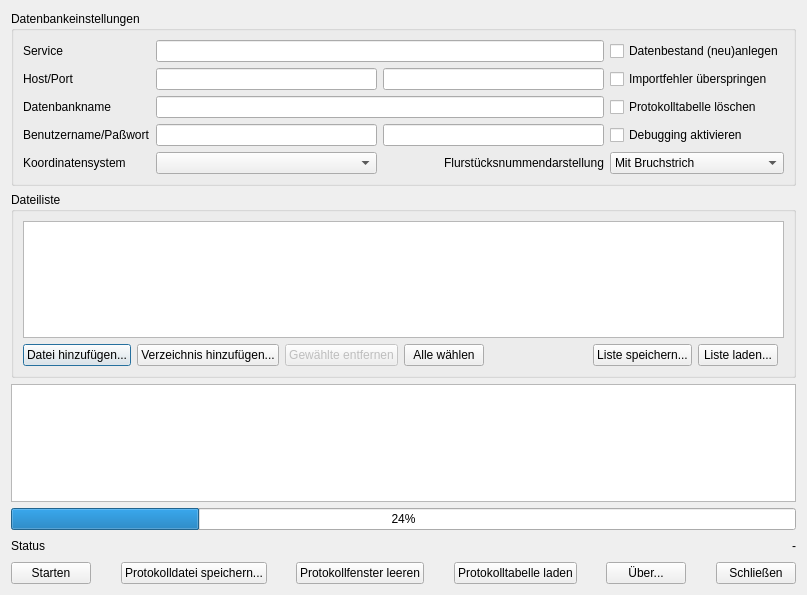
Above: alkisImportDlg.ui from norBIT/alkisimport before the change. Below: the same form after it.
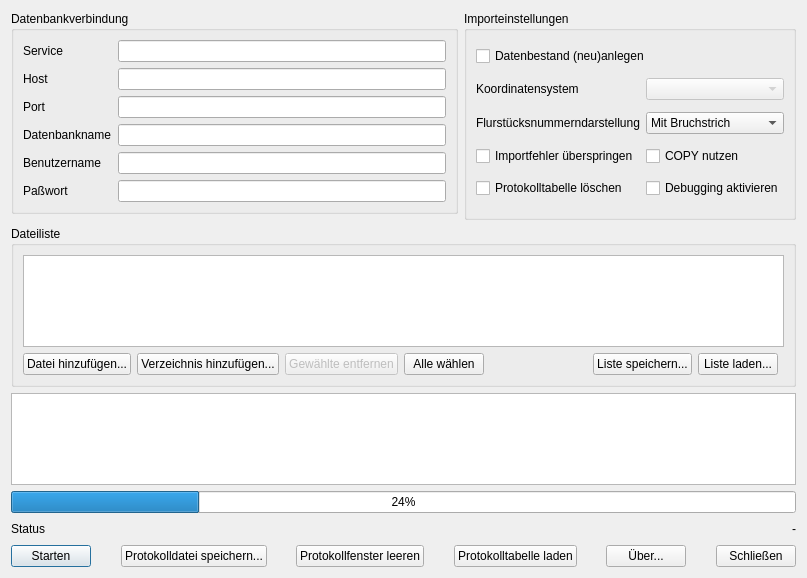
That is the form after the change.

Commit message: alkisImport.py: Optional mit "--config PG_USE_COPY YES" importieren

Patch:
```diff
--- a/alkisImportDlg.ui
+++ b/alkisImportDlg.ui
@@ -7,142 +7,24 @@
     <x>0</x>
     <y>0</y>
     <width>807</width>
-    <height>595</height>
+    <height>578</height>
    </rect>
   </property>
   <property name="windowTitle">
    <string>ALKIS-Import</string>
   </property>
   <layout class="QGridLayout" name="gridLayout">
-   <item row="3" column="0">
-    <widget class="QGroupBox" name="groupBox_2">
-     <property name="title">
-      <string>Dateiliste</string>
-     </property>
-     <layout class="QGridLayout" name="gridLayout_3">
-      <item row="0" column="0" rowspan="2" colspan="2">
-       <widget class="QListWidget" name="lstFiles">
-        <property name="selectionMode">
-         <enum>QAbstractItemView::ExtendedSelection</enum>
-        </property>
-       </widget>
-      </item>
-      <item row="2" column="0">
-       <layout class="QHBoxLayout" name="horizontalLayout_4">
-        <item>
-         <widget class="QPushButton" name="pbAdd">
-          <property name="text">
-           <string>Datei hinzufügen...</string>
-          </property>
-         </widget>
-        </item>
-        <item>
-         <widget class="QPushButton" name="pbAddDir">
-          <property name="text">
-           <string>Verzeichnis hinzufügen...</string>
-          </property>
-         </widget>
-        </item>
-        <item>
-         <widget class="QPushButton" name="pbRemove">
-          <property name="enabled">
-           <bool>false</bool>
-          </property>
-          <property name="text">
-           <string>Gewählte entfernen</string>
-          </property>
-         </widget>
-        </item>
-        <item>
-         <widget class="QPushButton" name="pbSelectAll">
-          <property name="enabled">
-           <bool>true</bool>
-          </property>
-          <property name="text">
-           <string>Alle wählen</string>
-          </property>
-         </widget>
-        </item>
-        <item>
-         <spacer name="horizontalSpacer_5">
-          <property name="orientation">
-           <enum>Qt::Horizontal</enum>
-          </property>
-          <property name="sizeHint" stdset="0">
-           <size>
-            <width>40</width>
-            <height>20</height>
-           </size>
-          </property>
-         </spacer>
-        </item>
-        <item>
-         <widget class="QPushButton" name="pbSave">
-          <property name="text">
-           <string>Liste speichern...</string>
-          </property>
-         </widget>
-        </item>
-        <item>
-         <widget class="QPushButton" name="pbLoad">
-          <property name="text">
-           <string>Liste laden...</string>
-          </property>
-         </widget>
-        </item>
-       </layout>
-      </item>
-     </layout>
-    </widget>
-   </item>
-   <item row="12" column="0">
+   <item row="12" column="0" colspan="2">
     <widget class="QListWidget" name="lwProtocol"/>
    </item>
-   <item row="13" column="0">
+   <item row="13" column="0" colspan="2">
     <widget class="QProgressBar" name="pbProgress">
      <property name="value">
       <number>24</number>
      </property>
     </widget>
    </item>
-   <item row="14" column="0">
-    <layout class="QHBoxLayout" name="horizontalLayout_3">
-     <item>
-      <widget class="QLabel" name="leStatus">
-       <property name="text">
-        <string>Status</string>
-       </property>
-      </widget>
-     </item>
-     <item>
-      <spacer name="horizontalSpacer_3">
-       <property name="orientation">
-        <enum>Qt::Horizontal</enum>
-       </property>
-       <property name="sizeHint" stdset="0">
-        <size>
-         <width>40</width>
-         <height>20</height>
-        </size>
-       </property>
-      </spacer>
-     </item>
-     <item>
-      <widget class="QLabel" name="alive">
-       <property name="layoutDirection">
-        <enum>Qt::LeftToRight</enum>
-       </property>
-       <property name="text">
-        <string>-</string>
-       </property>
-       <property name="alignment">
-        <set>Qt::AlignRight|Qt::AlignTrailing|Qt::AlignVCenter</set>
-       </property>
-      </widget>
-     </item>
-    </layout>
-   </item>
-   <item row="16" column="0">
+   <item row="16" column="0" colspan="2">
     <layout class="QHBoxLayout" name="horizontalLayout">
      <item>
       <widget class="QPushButton" name="pbStart">
@@ -253,26 +135,92 @@
      </item>
     </layout>
    </item>
-   <item row="0" column="0" rowspan="2">
+   <item row="0" column="1" rowspan="2">
     <widget class="QGroupBox" name="groupBox">
      <property name="title">
-      <string>Datenbankeinstellungen</string>
+      <string>Importeinstellungen</string>
      </property>
      <layout class="QGridLayout" name="gridLayout_2">
+      <item row="2" column="0">
+       <widget class="QLabel" name="label_8">
+        <property name="text">
+         <string>Flurstücksnummerndarstellung</string>
+        </property>
+       </widget>
+      </item>
+      <item row="1" column="1">
+       <widget class="QComboBox" name="cbEPSG">
+        <property name="enabled">
+         <bool>false</bool>
+        </property>
+       </widget>
+      </item>
+      <item row="5" column="1">
+       <widget class="QCheckBox" name="cbxUseCopy">
+        <property name="text">
+         <string>COPY nutzen</string>
+        </property>
+       </widget>
+      </item>
+      <item row="8" column="0">
+       <widget class="QCheckBox" name="cbxClearProtocol">
+        <property name="text">
+         <string>Protokolltabelle löschen</string>
+        </property>
+       </widget>
+      </item>
+      <item row="5" column="0">
+       <widget class="QCheckBox" name="cbxSkipFailures">
+        <property name="text">
+         <string>Importfehler überspringen</string>
+        </property>
+       </widget>
+      </item>
       <item row="8" column="1">
-       <widget class="QComboBox" name="cbEPSG"/>
-      </item>
-      <item row="2" column="0">
-       <widget class="QLabel" name="label_7">
+       <widget class="QCheckBox" name="cbxDebug">
         <property name="text">
-         <string>Host/Port</string>
-        </property>
-        <property name="buddy">
-         <cstring>leHOST</cstring>
+         <string>Debugging aktivieren</string>
         </property>
        </widget>
       </item>
       <item row="1" column="0">
+       <widget class="QLabel" name="label_5">
+        <property name="text">
+         <string>Koordinatensystem</string>
+        </property>
+       </widget>
+      </item>
+      <item row="2" column="1">
+       <widget class="QComboBox" name="cbFnbruch">
+        <item>
+         <property name="text">
+          <string>Mit Bruchstrich</string>
+         </property>
+        </item>
+        <item>
+         <property name="text">
+          <string>Mit Schrägstrich</string>
+         </property>
+        </item>
+       </widget>
+      </item>
+      <item row="0" column="0" colspan="2">
+       <widget class="QCheckBox" name="cbxCreate">
+        <property name="text">
+         <string>Datenbestand (neu)anlegen</string>
+        </property>
+       </widget>
+      </item>
+     </layout>
+    </widget>
+   </item>
+   <item row="0" column="0">
+    <widget class="QGroupBox" name="groupBox_3">
+     <property name="title">
+      <string>Datenbankverbindung</string>
+     </property>
+     <layout class="QFormLayout" name="formLayout">
+      <item row="0" column="0">
        <widget class="QLabel" name="label_6">
         <property name="text">
          <string>Service</string>
@@ -282,31 +230,43 @@
         </property>
        </widget>
       </item>
-      <item row="2" column="1">
+      <item row="0" column="1">
+       <widget class="QLineEdit" name="leSERVICE"/>
+      </item>
+      <item row="1" column="0">
+       <widget class="QLabel" name="label_7">
+        <property name="text">
+         <string>Host</string>
+        </property>
+        <property name="buddy">
+         <cstring>leHOST</cstring>
+        </property>
+       </widget>
+      </item>
+      <item row="1" column="1">
        <widget class="QLineEdit" name="leHOST">
         <property name="text">
          <string/>
         </property>
        </widget>
       </item>
-      <item row="1" column="4">
-       <widget class="QCheckBox" name="cbxCreate">
+      <item row="2" column="0">
+       <widget class="QLabel" name="label_9">
         <property name="text">
-         <string>Datenbestand (neu)anlegen</string>
+         <string>Port</string>
         </property>
-       </widget>
-      </item>
-      <item row="2" column="4">
-       <widget class="QCheckBox" name="cbxSkipFailures">
-        <property name="text">
-         <string>Importfehler überspringen</string>
+        <property name="buddy">
+         <cstring>leHOST</cstring>
         </property>
        </widget>
       </item>
-      <item row="3" column="4">
-       <widget class="QCheckBox" name="cbxClearProtocol">
+      <item row="2" column="1">
+       <widget class="QLineEdit" name="lePORT">
+        <property name="inputMask">
+         <string>99999; </string>
+        </property>
         <property name="text">
-         <string>Protokolltabelle löschen</string>
+         <string/>
         </property>
        </widget>
       </item>
@@ -320,24 +280,37 @@
         </property>
        </widget>
       </item>
-      <item row="5" column="0">
+      <item row="3" column="1">
+       <widget class="QLineEdit" name="leDBNAME"/>
+      </item>
+      <item row="4" column="0">
        <widget class="QLabel" name="label_2">
         <property name="text">
-         <string>Benutzername/Paßwort</string>
+         <string>Benutzername</string>
         </property>
         <property name="buddy">
          <cstring>leUID</cstring>
         </property>
        </widget>
       </item>
-      <item row="5" column="1">
+      <item row="4" column="1">
        <widget class="QLineEdit" name="leUID">
         <property name="text">
          <string/>
         </property>
        </widget>
       </item>
-      <item row="5" column="2">
+      <item row="5" column="0">
+       <widget class="QLabel" name="label_3">
+        <property name="text">
+         <string>Paßwort</string>
+        </property>
+        <property name="buddy">
+         <cstring>leUID</cstring>
+        </property>
+       </widget>
+      </item>
+      <item row="5" column="1">
        <widget class="QLineEdit" name="lePWD">
         <property name="text">
          <string/>
@@ -347,62 +320,126 @@
         </property>
        </widget>
       </item>
-      <item row="3" column="1" colspan="2">
-       <widget class="QLineEdit" name="leDBNAME"/>
-      </item>
-      <item row="2" column="2">
-       <widget class="QLineEdit" name="lePORT">
-        <property name="inputMask">
-         <string>99999; </string>
-        </property>
+     </layout>
+    </widget>
+   </item>
+   <item row="3" column="0" colspan="2">
+    <widget class="QGroupBox" name="groupBox_2">
+     <property name="title">
+      <string>Dateiliste</string>
+     </property>
+     <layout class="QGridLayout" name="gridLayout_3">
+      <item row="0" column="0" rowspan="2" colspan="2">
+       <widget class="QListWidget" name="lstFiles">
+        <property name="selectionMode">
+         <enum>QAbstractItemView::ExtendedSelection</enum>
+        </property>
+       </widget>
+      </item>
+      <item row="2" column="0">
+       <layout class="QHBoxLayout" name="horizontalLayout_4">
+        <item>
+         <widget class="QPushButton" name="pbAdd">
         <property name="text">
-         <string/>
+           <string>Datei hinzufügen...</string>
         </property>
        </widget>
       </item>
-      <item row="1" column="1" colspan="2">
-       <widget class="QLineEdit" name="leSERVICE"/>
-      </item>
-      <item row="8" column="0">
-       <widget class="QLabel" name="label_5">
+        <item>
+         <widget class="QPushButton" name="pbAddDir">
+          <property name="text">
+           <string>Verzeichnis hinzufügen...</string>
+          </property>
+         </widget>
+        </item>
+        <item>
+         <widget class="QPushButton" name="pbRemove">
+          <property name="enabled">
+           <bool>false</bool>
+          </property>
         <property name="text">
-         <string>Koordinatensystem</string>
+           <string>Gewählte entfernen</string>
         </property>
        </widget>
       </item>
-      <item row="5" column="4">
-       <widget class="QCheckBox" name="cbxDebug">
+        <item>
+         <widget class="QPushButton" name="pbSelectAll">
+          <property name="enabled">
+           <bool>true</bool>
+          </property>
         <property name="text">
-         <string>Debugging aktivieren</string>
+           <string>Alle wählen</string>
         </property>
        </widget>
       </item>
-      <item row="8" column="2">
-       <widget class="QLabel" name="label_8">
+        <item>
+         <spacer name="horizontalSpacer_5">
+          <property name="orientation">
+           <enum>Qt::Horizontal</enum>
+          </property>
+          <property name="sizeHint" stdset="0">
+           <size>
+            <width>40</width>
+            <height>20</height>
+           </size>
+          </property>
+         </spacer>
+        </item>
+        <item>
+         <widget class="QPushButton" name="pbSave">
         <property name="text">
-         <string>Flurstücksnummendarstellung</string>
+           <string>Liste speichern...</string>
+          </property>
+         </widget>
+        </item>
+        <item>
+         <widget class="QPushButton" name="pbLoad">
+          <property name="text">
+           <string>Liste laden...</string>
+          </property>
+         </widget>
+        </item>
+       </layout>
+      </item>
+     </layout>
+    </widget>
+   </item>
+   <item row="14" column="0" colspan="2">
+    <layout class="QHBoxLayout" name="horizontalLayout_3">
+     <item>
+      <widget class="QLabel" name="leStatus">
+       <property name="text">
+        <string>Status</string>
+       </property>
+      </widget>
+     </item>
+     <item>
+      <spacer name="horizontalSpacer_3">
+       <property name="orientation">
+        <enum>Qt::Horizontal</enum>
+       </property>
+       <property name="sizeHint" stdset="0">
+        <size>
+         <width>40</width>
+         <height>20</height>
+        </size>
+       </property>
+      </spacer>
+     </item>
+     <item>
+      <widget class="QLabel" name="alive">
+       <property name="layoutDirection">
+        <enum>Qt::LeftToRight</enum>
+       </property>
+       <property name="text">
+        <string>-</string>
         </property>
         <property name="alignment">
          <set>Qt::AlignRight|Qt::AlignTrailing|Qt::AlignVCenter</set>
         </property>
        </widget>
       </item>
-      <item row="8" column="4">
-       <widget class="QComboBox" name="cbFnbruch">
-        <item>
-         <property name="text">
-          <string>Mit Bruchstrich</string>
-         </property>
-        </item>
-        <item>
-         <property name="text">
-          <string>Mit Schrägstrich</string>
-         </property>
-        </item>
-       </widget>
-      </item>
-     </layout>
-    </widget>
+    </layout>
    </item>
   </layout>
  </widget>
```
Left out of the diff: 24 changed lines with no effect on the pictures. Lines whose indentation alone changed are shown as unchanged. The commit also changes 2 other files.
